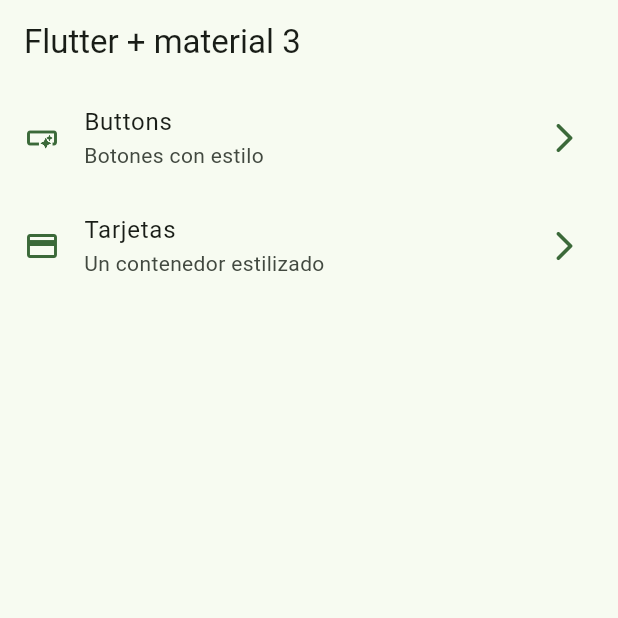
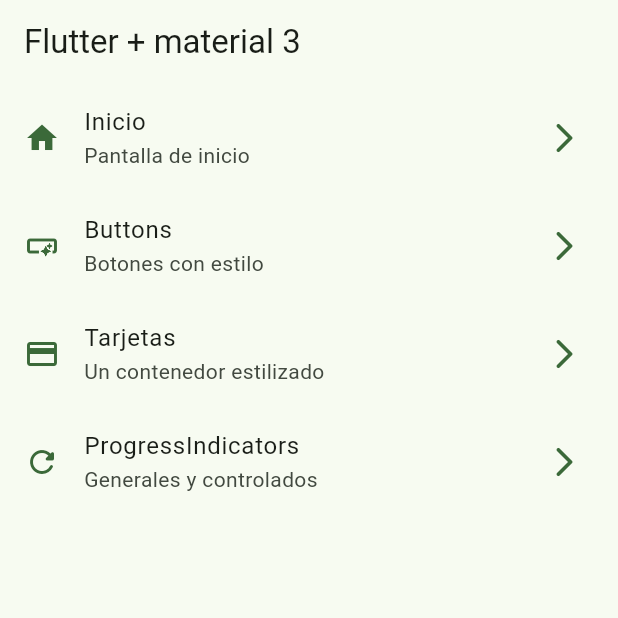
Before and after one commit to Deckgeld/widgets_app, a Flutter app: the screen it shows after launch, on a phone screen of 412 x 824 dp, the top half of it. Run offline on Flutter 3.47's test engine with Material 3 defaults, Android fonts, the phone set to English and light mode, and no system bars; our stand-ins replace go_router.

Commit message:
progress Indicadicator finished

```diff
--- a/lib/config/menu/menu_items.dart
+++ b/lib/config/menu/menu_items.dart
@@ -16,6 +16,12 @@ class MenuItem {
 
 const appMenuItems = <MenuItem>[
   MenuItem(
+    title: 'Inicio',
+    subTitle: 'Pantalla de inicio',
+    link: '/',
+    icon: Icons.home,
+  ),
+  MenuItem(
     title: 'Buttons',
     subTitle: 'Botones con estilo',
     link: '/buttons',
@@ -28,4 +34,10 @@ const appMenuItems = <MenuItem>[
     icon: Icons.credit_card,
   ),
 
+  MenuItem(
+    title: 'ProgressIndicators',
+    subTitle: 'Generales y controlados',
+    link: '/progress',
+    icon: Icons.refresh_rounded,
+  ),
 ];
--- a/lib/config/router/app_router.dart
+++ b/lib/config/router/app_router.dart
@@ -1,5 +1,4 @@
 import 'package:go_router/go_router.dart';
-
 import '../../presentation/screens/screens.dart';
 
 final appRouter = GoRouter(
@@ -20,5 +19,10 @@ final appRouter = GoRouter(
       name: CardsScreen.name,
       builder: (context, state) => const CardsScreen(),
     ),
+    GoRoute(
+      path: '/progress',
+      name: ProgressScreen.name,
+      builder: (context, state) => const ProgressScreen(),
+    ),
   ],
 );
```
Also changed, not shown: lib/presentation/screens/progress/progress_screen.dart (+59 -1 lines).
